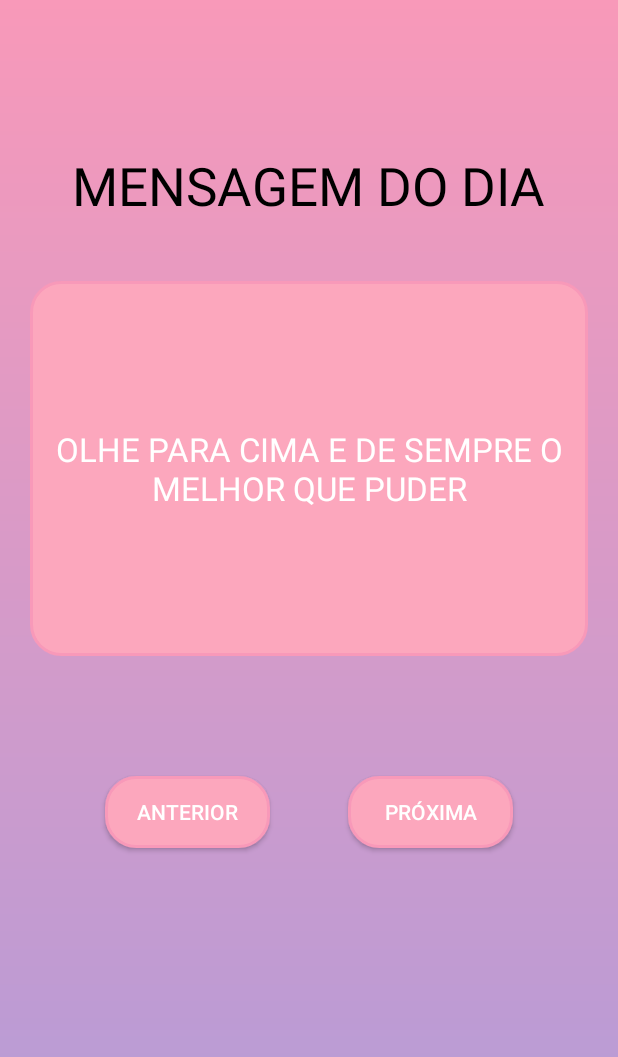
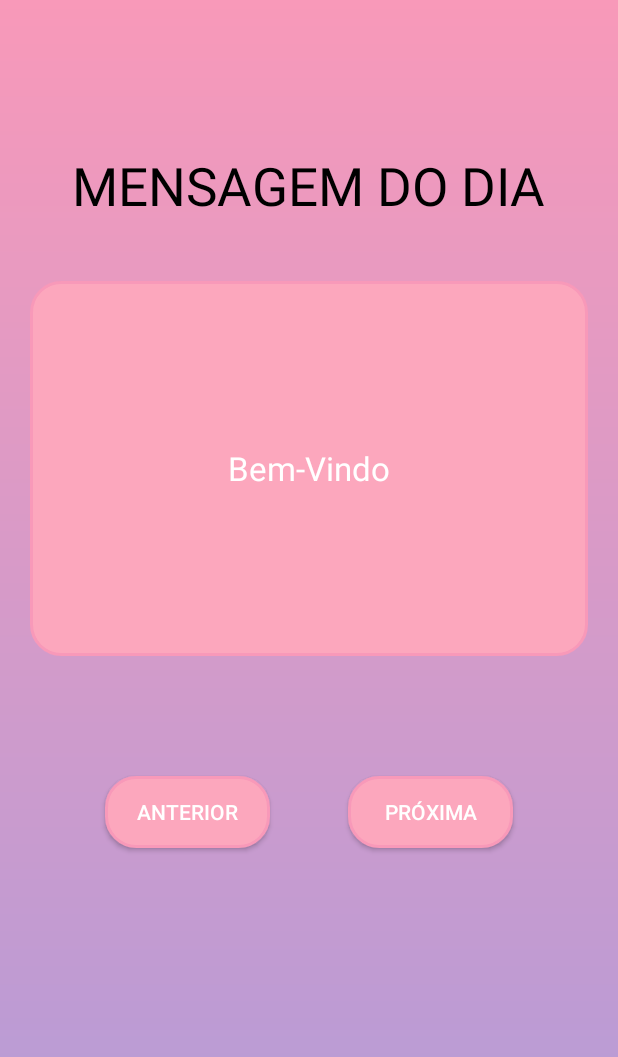
Before and after one commit to Gabriel-Matheus/appmobile, an Android app: the screen it shows after launch (MainActivity), on a phone screen of 412 x 824 dp. Shown: the top 1057 px of the screen. Run offline under Robolectric (Android 15) with nearby library versions, the phone set to English and light mode, and no system bars; our stand-ins replace Firebase (no records; nobody signed in at launch, a user with empty details on screens opened directly); Roboto replaces fonts that are not available here.

Commit message:
Layout Finalizado e Banco de Dados bugado

```diff
--- a/app/src/main/java/App/appmobile/MainActivity.java
+++ b/app/src/main/java/App/appmobile/MainActivity.java
@@ -1,24 +1,77 @@
 package App.appmobile;
 
 import android.os.Bundle;
+import android.view.View;
+import android.widget.Button;
+import android.widget.EditText;
 
 import androidx.activity.EdgeToEdge;
+import androidx.annotation.NonNull;
 import androidx.appcompat.app.AppCompatActivity;
 import androidx.core.graphics.Insets;
 import androidx.core.view.ViewCompat;
 import androidx.core.view.WindowInsetsCompat;
 
+import com.google.android.gms.tasks.OnCompleteListener;
+import com.google.android.gms.tasks.Task;
+import com.google.firebase.Firebase;
+import com.google.firebase.firestore.DocumentReference;
+import com.google.firebase.firestore.DocumentSnapshot;
+import com.google.firebase.firestore.FirebaseFirestore;
+
 public class MainActivity extends AppCompatActivity {
+
+    //acessando db
+    FirebaseFirestore db = FirebaseFirestore.getInstance();
+
+    //instanciando botões e edittexts
+    private Button bt_previous, bt_foward;
+    private EditText text;
 
     @Override
     protected void onCreate(Bundle savedInstanceState) {
         super.onCreate(savedInstanceState);
         EdgeToEdge.enable(this);
         setContentView(R.layout.activity_main);
+
+        //função para instanciar
+        StartComponents();
+
+        //listener do botão
+        bt_foward.setOnClickListener(new View.OnClickListener()
+        {
+            DocumentReference reference = db.collection("Frases").document("frases");
+            @Override
+            public void onClick(View v)
+            {
+                //acessando dados dentro do firestore
+                reference.get().addOnCompleteListener(new OnCompleteListener<DocumentSnapshot>() {
+                    @Override
+                    public void onComplete(@NonNull Task<DocumentSnapshot> task) {
+                        DocumentSnapshot documentSnapshot = task.getResult();
+                        text.setText((String) documentSnapshot.getData().get("olhe pra cima"));
+                    }
+                });
+            }
+        });
+
+
         ViewCompat.setOnApplyWindowInsetsListener(findViewById(R.id.main), (v, insets) -> {
             Insets systemBars = insets.getInsets(WindowInsetsCompat.Type.systemBars());
             v.setPadding(systemBars.left, systemBars.top, systemBars.right, systemBars.bottom);
             return insets;
+
+
+
+
         });
     }
+
+    private void StartComponents(){
+        bt_previous = findViewById(R.id.buttonprevious);
+        bt_foward = findViewById(R.id.buttonnext);
+        text = findViewById(R.id.text);
+    }
+
+
 }
--- a/app/src/main/res/layout/activity_main.xml
+++ b/app/src/main/res/layout/activity_main.xml
@@ -19,29 +19,31 @@
         />
 
     <EditText
-        android:id="@+id/view1"
         style="@style/ContainerComponents"
+        android:id="@+id/text"
         app:layout_constraintTop_toBottomOf="@id/textview1"
-        android:text="OLHE PARA CIMA E DE SEMPRE O MELHOR QUE PUDER"
+        android:text="Bem-Vindo"
         />
 
     <Button
+        android:id="@+id/buttonprevious"
         style="@style/Buttons"
         android:text="Anterior"
         android:layout_width="110sp"
         android:layout_height="wrap_content"
-        app:layout_constraintTop_toBottomOf="@id/view1"
+        app:layout_constraintTop_toBottomOf="@id/text"
         app:layout_constraintStart_toStartOf="parent"
         android:layout_marginLeft="70sp"
         />
 
 
     <Button
+        android:id="@+id/buttonnext"
         style="@style/Buttons"
         android:text="Próxima"
         android:layout_width="110sp"
         android:layout_height="wrap_content"
-        app:layout_constraintTop_toBottomOf="@id/view1"
+        app:layout_constraintTop_toBottomOf="@id/text"
         app:layout_constraintEnd_toEndOf="parent"
         android:layout_marginRight="70sp" />
 
--- a/build.gradle.kts
+++ b/build.gradle.kts
@@ -1,4 +1,5 @@
 // Top-level build file where you can add configuration options common to all sub-projects/modules.
 plugins {
     alias(libs.plugins.android.application) apply false
+    id("com.google.gms.google-services") version "4.4.2" apply false
 }
--- a/gradle/libs.versions.toml
+++ b/gradle/libs.versions.toml
@@ -7,6 +7,7 @@ appcompat = "1.7.0"
 material = "1.12.0"
 activity = "1.9.3"
 constraintlayout = "2.2.0"
+firebaseCommon = "21.0.0"
 
 [libraries]
 junit = { group = "junit", name = "junit", version.ref = "junit" }
@@ -16,6 +17,7 @@ appcompat = { group = "androidx.appcompat", name = "appcompat", version.ref = "a
 material = { group = "com.google.android.material", name = "material", version.ref = "material" }
 activity = { group = "androidx.activity", name = "activity", version.ref = "activity" }
 constraintlayout = { group = "androidx.constraintlayout", name = "constraintlayout", version.ref = "constraintlayout" }
+firebase-common = { group = "com.google.firebase", name = "firebase-common", version.ref = "firebaseCommon" }
 
 [plugins]
 android-application = { id = "com.android.application", version.ref = "agp" }
```
Also changed, not shown: app/build.gradle.kts (+8 -1 lines), 1 other file.
